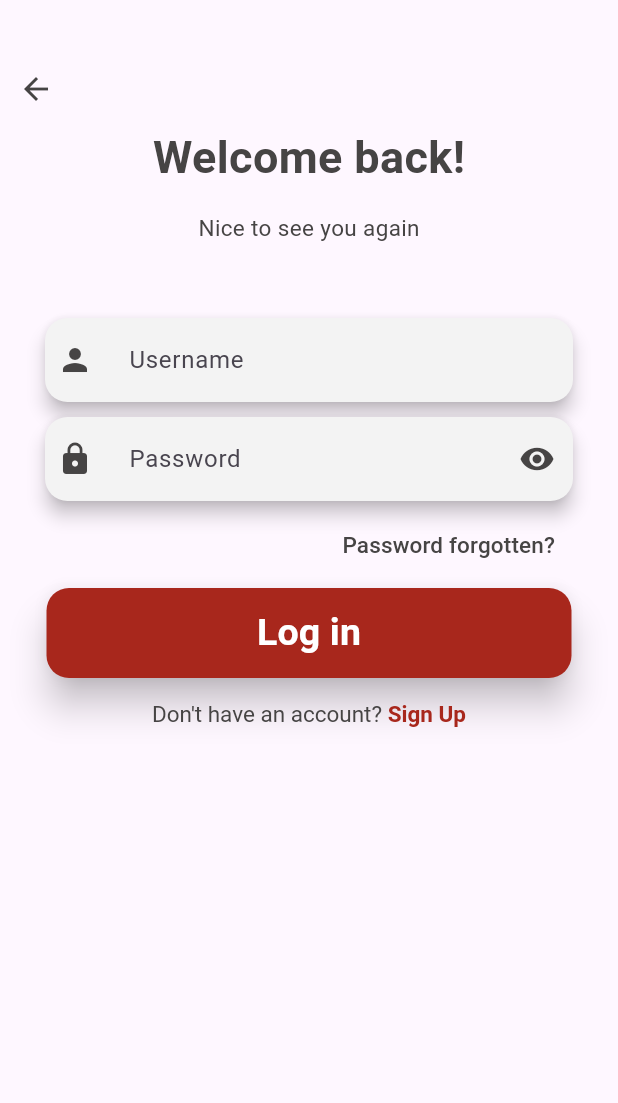
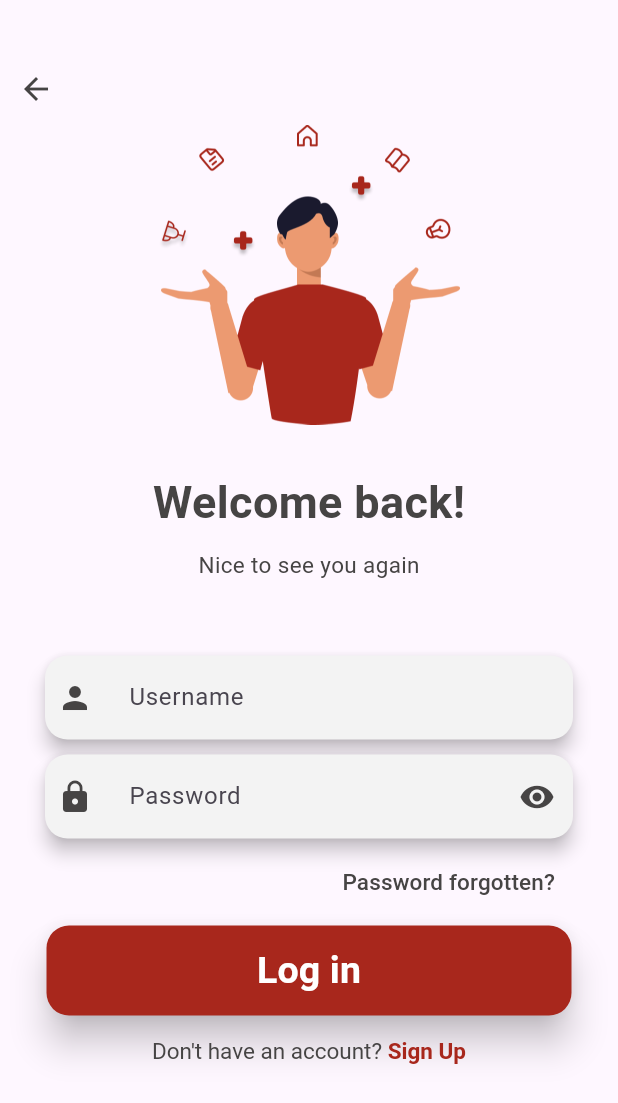
Before and after one commit to aronmilojevic/RedResQ_App, a Flutter app: the screen it shows after launch, after a tap on "Login", on a phone screen of 412 x 824 dp. Shown: the top 1103 px of the screen. Run offline on Flutter 3.47's test engine with Material 3 defaults, Android fonts, the phone set to English and light mode, and no system bars; our stand-ins replace connectivity, flutter_local_notifications.

Commit message:
Zu allen Pages die SingleChildScrollView hinzugefügt, Renderflex fehler behoben und eine neue Startpage angefangen zu entwerfen; Neues Design implementiert in der GetStartedPage, erstellen eines Bildes für die LoginPage

```diff
--- a/lib/login_register/create_new_password.dart
+++ b/lib/login_register/create_new_password.dart
@@ -2,6 +2,7 @@ import 'package:flutter/material.dart';
 import 'package:redresq_app/components/my_colors.dart';
 import 'package:redresq_app/components/my_headers.dart';
 import 'package:redresq_app/login_register/start_page.dart';
+import 'package:redresq_app/login_register/start_page_2.0.dart';
 
 class CreateNewPassword extends StatefulWidget {
   const CreateNewPassword({Key? key}) : super(key: key);
@@ -19,7 +20,8 @@ class _CreateNewPasswordState extends State<CreateNewPassword> {
   @override
   Widget build(BuildContext context) {
     return Scaffold(
-      body: Center(
+      body: SingleChildScrollView(
+        child: Center(
           child: Column(
             mainAxisAlignment: MainAxisAlignment.start,
             children: [
@@ -152,7 +154,7 @@ class _CreateNewPasswordState extends State<CreateNewPassword> {
                     if (_passwordControllerOne.text == _passwordControllerTwo.text) {
                       Navigator.push(
                         context,
-                      MaterialPageRoute(builder: (context) => GetStartedPage()),
+                        MaterialPageRoute(builder: (context) => GetStartedPage2()),
                       );
                     } else {
                       ScaffoldMessenger.of(context).showSnackBar(
@@ -182,6 +184,7 @@ class _CreateNewPasswordState extends State<CreateNewPassword> {
             ],
           ),
         ),
+      )
     );
   }
 }
--- a/lib/login_register/login_page.dart
+++ b/lib/login_register/login_page.dart
@@ -22,7 +22,8 @@ class _LoginPageState extends State<LoginPage> {
   @override
   Widget build(BuildContext context) {
     return Scaffold(
-      body: Center(
+      body: SingleChildScrollView(
+        child: Center(
           child: Column(
             mainAxisAlignment: MainAxisAlignment.start,
             children: [
@@ -37,11 +38,19 @@ class _LoginPageState extends State<LoginPage> {
                   color: Color(0xff464444),
                 ),
               ),
+              const Image(
+                image: AssetImage('lib/assets/login/login_person_3.png'),
+                width: 350,
+                height: 200,
+                fit: BoxFit.contain,
+              ),
+              const SizedBox(height: 30),
+
               const Text(
                 'Welcome back!',
                 style: headerTextStyle,
               ),
-            const SizedBox(height: 15),
+              const SizedBox(height: 10),
               const Text(
                 'Nice to see you again',
                 style: subHeaderTextStyle,
@@ -230,6 +239,7 @@ class _LoginPageState extends State<LoginPage> {
             ],
           ),
         ),
+      )
     );
   }
 }
--- a/lib/login_register/password_reset_1.dart
+++ b/lib/login_register/password_reset_1.dart
@@ -17,7 +17,8 @@ class _ResetPasswordPageState extends State<ResetPasswordPage> {
   @override
   Widget build(BuildContext context) {
     return Scaffold(
-      body: Center(
+      body: SingleChildScrollView(
+        child: Center(
           child: Column(
             mainAxisAlignment: MainAxisAlignment.start,
             children: [
@@ -106,6 +107,7 @@ class _ResetPasswordPageState extends State<ResetPasswordPage> {
             ],
           ),
         ),
+      )
     );
   }
 }
--- a/lib/login_register/password_reset_code_input.dart
+++ b/lib/login_register/password_reset_code_input.dart
@@ -32,7 +32,8 @@ class _ResetCodeInputState extends State<ResetCodeInput> {
   @override
   Widget build(BuildContext context) {
     return Scaffold(
-      body: Padding(
+      body: SingleChildScrollView(
+        child: Padding(
           padding: const EdgeInsets.all(20.0),
           child: Center(
             child: Column(
@@ -135,6 +136,7 @@ class _ResetCodeInputState extends State<ResetCodeInput> {
             ),
           ),
         ),
+      )
     );
   }
 }
--- a/lib/login_register/session.dart
+++ /dev/null
@@ -1 +0,0 @@
-// Wird erst implementiert
--- /dev/null
+++ b/lib/login_register/start_page_2.0.dart
@@ -0,0 +1,144 @@
+import 'package:flutter/material.dart';
+import 'package:redresq_app/application/UIManagement.dart';
+import 'package:redresq_app/components/my_colors.dart';
+import 'package:redresq_app/login_register/login_page.dart';
+import 'package:redresq_app/login_register/register_formular_1.dart';
+
+class GetStartedPage2 extends StatelessWidget {
+  @override
+  Widget build(BuildContext context) {
+    return Scaffold(
+      body: Padding(
+        padding: const EdgeInsets.all(16.0), // Adjust the padding as needed
+        child: SingleChildScrollView(
+          child: Center(
+            child: Column(
+              mainAxisAlignment: MainAxisAlignment.start,
+              children: [
+                TextButton(
+                  onPressed: () {
+                    Navigator.push(
+                      context,
+                      MaterialPageRoute(builder: (context) => StartUI()),
+                    );
+                  },
+                  child: Row(
+                    children: [
+                      Icon(
+                        Icons.arrow_back,
+                        color: myBlackColor,
+                      ),
+                      const Text(
+                        ' Skip',
+                        style: TextStyle(
+                          fontSize: 15,
+                          color: myBlackColor,
+                        ),
+                      ),
+                    ],
+                  ),
+                ),
+                const Image(
+                  image: AssetImage('lib/assets/start/get_started_img.png'),
+                  width: 450,
+                  height: 250,
+                  fit: BoxFit.contain,
+                ),
+                const SizedBox(height: 20),
+                const Text(
+                  'Let\'s Get Started',
+                  style: TextStyle(
+                    color: myBlackColor,
+                    fontSize: 40,
+                    fontWeight: FontWeight.bold,
+                  ),
+                ),
+                const SizedBox(height: 20),
+                const Text(
+                  'Protect yourself and others around you!',
+                  style: TextStyle(
+                    color: myBlackColor,
+                    fontSize: 18,
+                    fontWeight: FontWeight.bold,
+                  ),
+                ),
+                const Text(
+                  'Our goal is saving lives through our',
+                  style: TextStyle(
+                    color: myBlackColor,
+                    fontSize: 18,
+                    fontWeight: FontWeight.bold,
+                  ),
+                ),
+                const Text(
+                  'developed IT system',
+                  style: TextStyle(
+                    color: myBlackColor,
+                    fontSize: 18,
+                    fontWeight: FontWeight.bold,
+                  ),
+                ),
+                const SizedBox(height: 60),
+                Material(
+                  elevation: 10,
+                  borderRadius: const BorderRadius.all(Radius.circular(15)),
+                  color: myRedColor,
+                  child: MaterialButton(
+                    onPressed: () {
+                      Navigator.push(
+                        context,
+                        MaterialPageRoute(
+                            builder: (context) => FirstFormular()),
+                      );
+                    },
+                    minWidth: 370,
+                    height: 60,
+                    child: const Text(
+                      'Join Now',
+                      textAlign: TextAlign.center,
+                      style: TextStyle(
+                        fontSize: 25,
+                        color: Colors.white,
+                        fontWeight: FontWeight.bold,
+                      ),
+                    ),
+                  ),
+                ),
+                const SizedBox(height: 10),
+                Material(
+                  elevation: 10,
+                  borderRadius: const BorderRadius.all(Radius.circular(15)),
+                  color: myGreyColor,
+                  child: MaterialButton(
+                    onPressed: () {
+                      Navigator.push(
+                        context,
+                        MaterialPageRoute(builder: (context) => LoginPage()),
+                      );
+                    },
+                    minWidth: 370,
+                    height: 60,
+                    shape: RoundedRectangleBorder(
+                      borderRadius: BorderRadius.circular(15),
+                      side: BorderSide(color: myGreyColor, width: 3),
+                    ),
+                    child: const Text(
+                      'Login',
+                      textAlign: TextAlign.center,
+                      style: TextStyle(
+                        fontSize: 25,
+                        color: myRedColor,
+                        fontWeight: FontWeight.bold,
+                      ),
+                    ),
+                  ),
+                ),
+                const SizedBox(height: 5),
+              ],
+            ),
+          ),
+        ),
+      ),
+    );
+  }
+}
--- a/lib/login_register/terms_and_conditions.dart
+++ b/lib/login_register/terms_and_conditions.dart
@@ -7,7 +7,8 @@ class TermsAndConditions extends StatelessWidget {
   @override
   Widget build(BuildContext context) {
     return Scaffold(
-      body: Center(
+      body: SingleChildScrollView(
+        child: Center(
           child: Column(
             mainAxisAlignment: MainAxisAlignment.start,
             children: [
@@ -33,6 +34,7 @@ class TermsAndConditions extends StatelessWidget {
             ],
           ),
         ),
+      )
     );
   }
 }
--- a/lib/main.dart
+++ b/lib/main.dart
@@ -2,6 +2,7 @@ import 'package:flutter/material.dart';
 import 'package:connectivity/connectivity.dart';
 import 'package:redresq_app/login_register/start_page.dart';
 import 'package:redresq_app/components/phone_information.dart';
+import 'package:redresq_app/login_register/start_page_2.0.dart';
 import 'package:redresq_app/notifications/notification_helper_android.dart';
 import 'dart:io';
 
@@ -21,7 +22,7 @@ void main() async {
       (connectivityResult == ConnectivityResult.wifi)) {
     runApp(
       MaterialApp(
-        home: GetStartedPage(),
+        home: GetStartedPage2(),
       ),
     );
   } else {
```
Also changed, not shown: lib/assets/login/login_person.png (added), lib/assets/login/login_person_2.png (added), lib/assets/login/login_person_3.png (added), lib/assets/start/get_started_img.png (added). Lines whose indentation alone changed are shown as unchanged.
